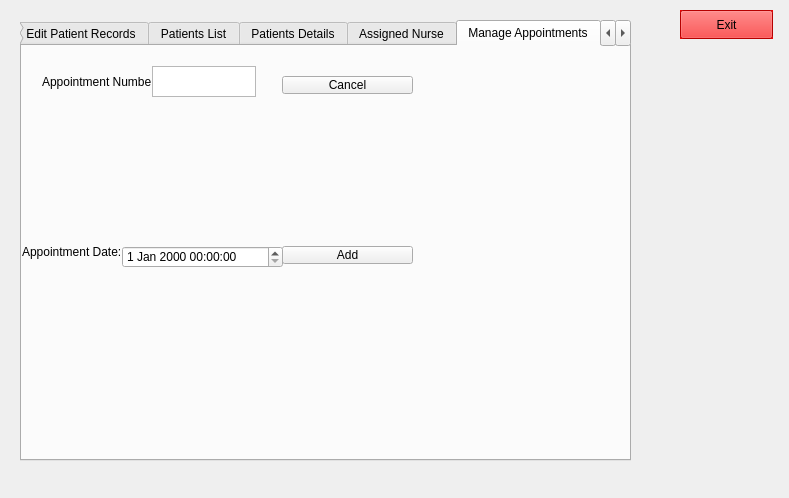
The window that HMS/doctor.ui (moazelshafey/HMS_CSLab) describes before a commit, drawn with Qt 5.
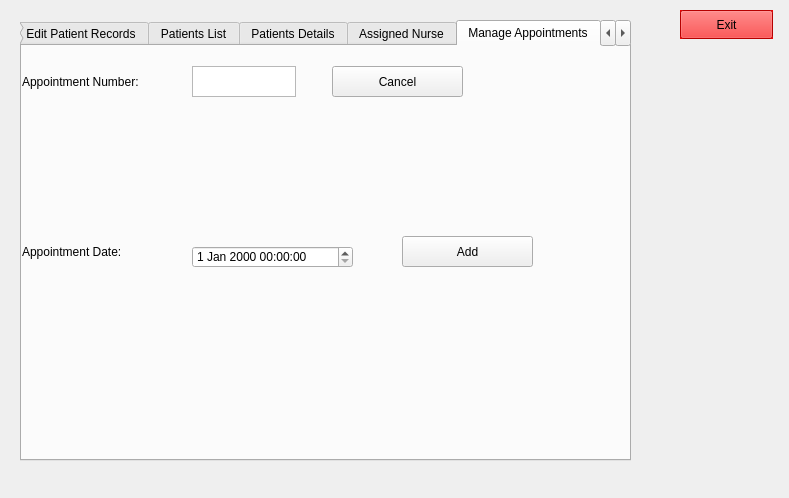
The same window after the commit. The open tabs and pages were chosen to show the change. Icons and pictures are not drawn.

Patch:
```diff
--- a/HMS/doctor.ui
+++ b/HMS/doctor.ui
@@ -193,9 +193,9 @@
     <widget class="QLabel" name="label">
      <property name="geometry">
       <rect>
-       <x>20</x>
+       <x>0</x>
        <y>20</y>
-       <width>121</width>
+       <width>161</width>
        <height>31</height>
       </rect>
      </property>
@@ -206,7 +206,7 @@
     <widget class="QTextEdit" name="AppointmentNumber">
      <property name="geometry">
       <rect>
-       <x>130</x>
+       <x>170</x>
        <y>20</y>
        <width>104</width>
        <height>31</height>
@@ -216,10 +216,10 @@
     <widget class="QPushButton" name="AddAppointment">
      <property name="geometry">
       <rect>
-       <x>260</x>
-       <y>200</y>
+       <x>380</x>
+       <y>190</y>
        <width>131</width>
-       <height>18</height>
+       <height>31</height>
       </rect>
      </property>
      <property name="text">
@@ -229,10 +229,10 @@
     <widget class="QPushButton" name="CancelAppointment">
      <property name="geometry">
       <rect>
-       <x>260</x>
-       <y>30</y>
+       <x>310</x>
+       <y>20</y>
        <width>131</width>
-       <height>18</height>
+       <height>31</height>
       </rect>
      </property>
      <property name="text">
@@ -244,7 +244,7 @@
       <rect>
        <x>0</x>
        <y>190</y>
-       <width>121</width>
+       <width>161</width>
        <height>31</height>
       </rect>
      </property>
@@ -255,7 +255,7 @@
     <widget class="QDateTimeEdit" name="appointmentDate">
      <property name="geometry">
       <rect>
-       <x>100</x>
+       <x>170</x>
        <y>200</y>
        <width>161</width>
        <height>22</height>
```
Left out of the diff: 4 changed lines with no effect on the pictures.
